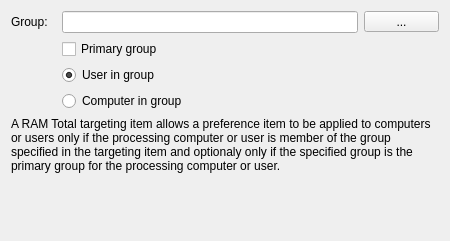
The window that src/apps/mvvm-folders/item_level_targeting/securitygroupwidget.ui (august-alt/policy-preferences-editor-prototype) describes before a commit, drawn with Qt 5.
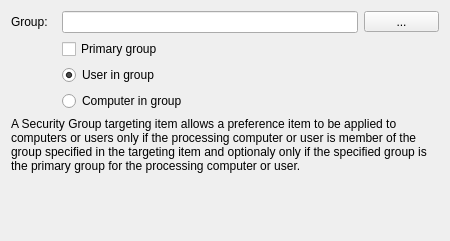
The same window after the commit.

Commit message: fix: change lables in widgets

Patch:
```diff
--- a/src/apps/mvvm-folders/item_level_targeting/securitygroupwidget.ui
+++ b/src/apps/mvvm-folders/item_level_targeting/securitygroupwidget.ui
@@ -97,7 +97,7 @@
    <item row="4" column="0" colspan="3">
     <widget class="QLabel" name="label">
      <property name="text">
-      <string>&lt;html&gt;&lt;head/&gt;&lt;body&gt;&lt;p&gt;A RAM Total targeting item allows a preference item to be applied to computers or users only if the processing computer or user is member of the group specified in the targeting item and optionaly only if the specified group is the primary group for the processing computer or user.&lt;/p&gt;&lt;/body&gt;&lt;/html&gt;</string>
+      <string>A Security Group targeting item allows a preference item to be applied to computers or users only if the processing computer or user is member of the group specified in the targeting item and optionaly only if the specified group is the primary group for the processing computer or user.</string>
      </property>
      <property name="wordWrap">
       <bool>true</bool>
```
The commit also changes 6 other files.
